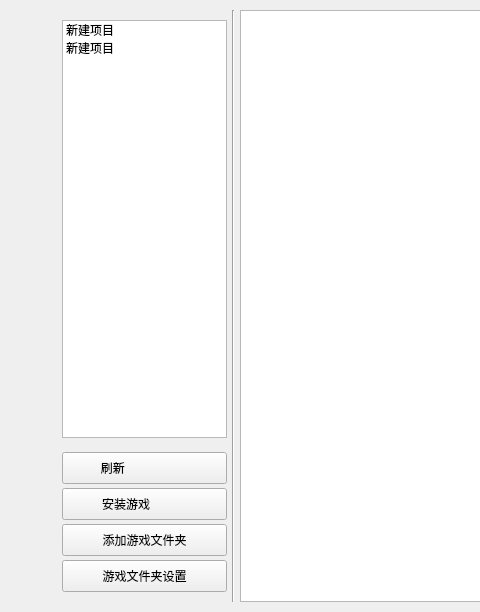
First picture: the form in UI/MainWindow/MainWindow.ui, repository SkyWorldStudio/Minecraft-Optimal-Starter_3, before the edit; both pictures show x 0 to 480 and y 0 to 612 of the 1168 by 612 pixel window.
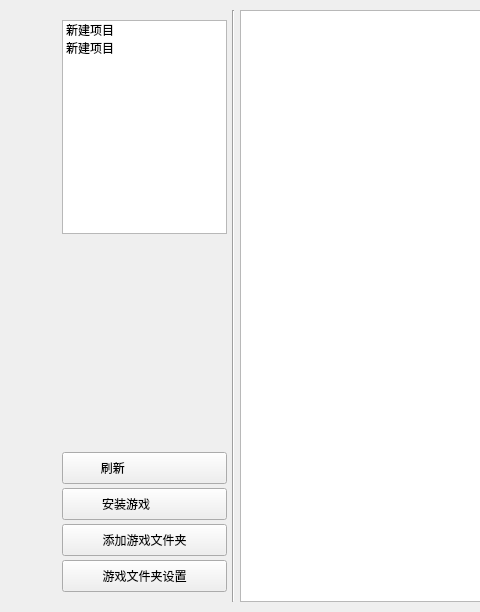
Second picture: the form after the edit. The open tabs and pages were chosen to show the change. Icons and pictures are not drawn. Custom widgets are drawn as their Qt base class.

```diff
--- a/UI/MainWindow/MainWindow.ui
+++ b/UI/MainWindow/MainWindow.ui
@@ -1269,9 +1269,6 @@
                         <property name="orientation">
                          <enum>Qt::Vertical</enum>
                         </property>
-                        <property name="sizeType">
-                         <enum>QSizePolicy::Minimum</enum>
-                        </property>
                         <property name="sizeHint" stdset="0">
                          <size>
                           <width>20</width>
```
Left out of the diff: 2 changed lines with no effect on the pictures.
